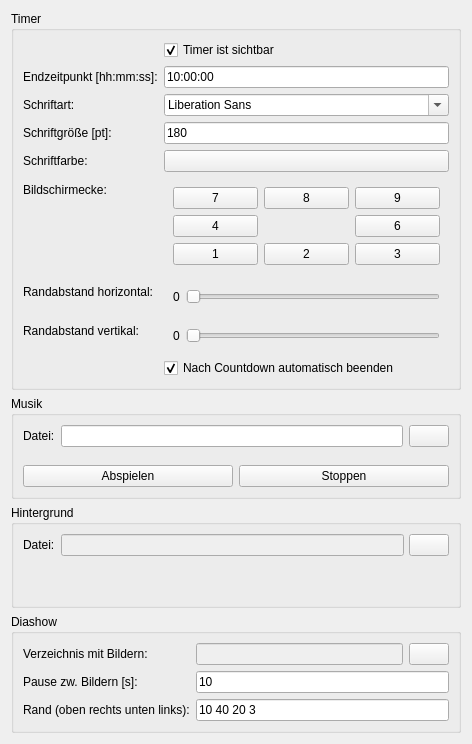
The window that config.ui (wulmer/CountdownApp) describes before a commit, drawn with Qt 5.
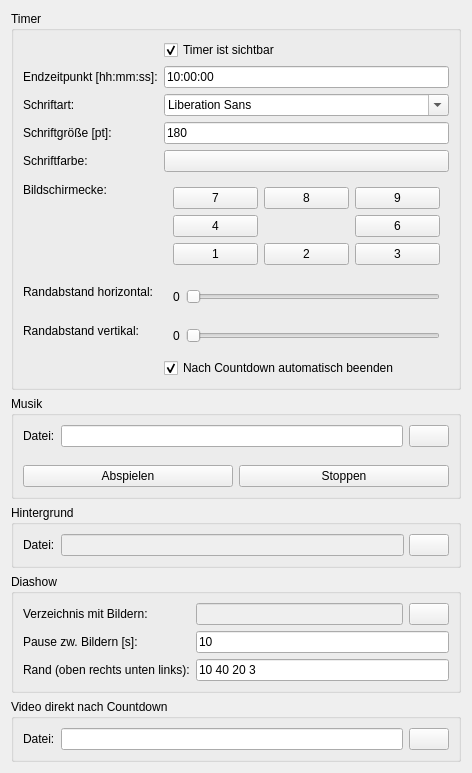
The same window after the commit.

Commit message: WIP: add video player

What changed in the file:
```diff
--- a/config.ui
+++ b/config.ui
@@ -437,6 +437,32 @@
      </layout>
     </widget>
    </item>
+   <item>
+    <widget class="QGroupBox" name="groupBox_5">
+     <property name="title">
+      <string>Video direkt nach Countdown</string>
+     </property>
+     <layout class="QHBoxLayout" name="horizontalLayout_7">
+      <item>
+       <widget class="QLabel" name="label_14">
+        <property name="text">
+         <string>Datei:</string>
+        </property>
+       </widget>
+      </item>
+      <item>
+       <widget class="QLineEdit" name="_vid_fn_label"/>
+      </item>
+      <item>
+       <widget class="QPushButton" name="_vid_fn_button">
+        <property name="text">
+         <string/>
+        </property>
+       </widget>
+      </item>
+     </layout>
+    </widget>
+   </item>
   </layout>
  </widget>
  <tabstops>
```
The commit also changes 1 other file.
